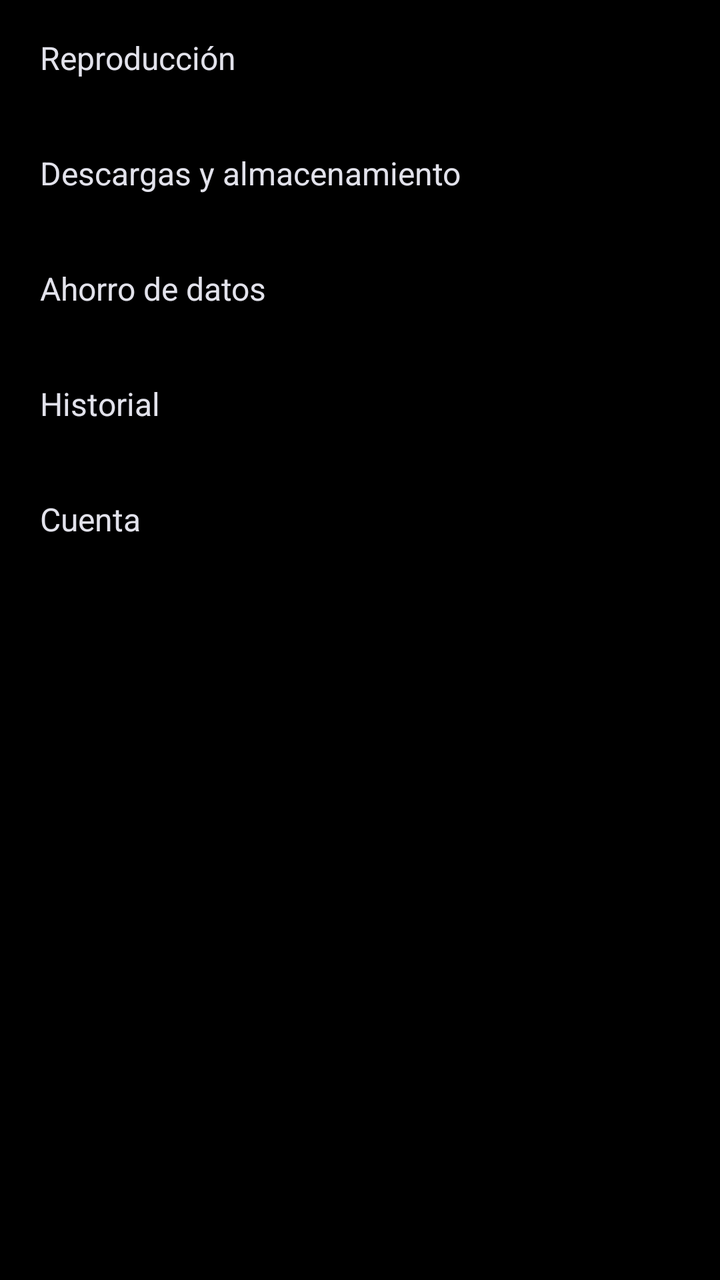
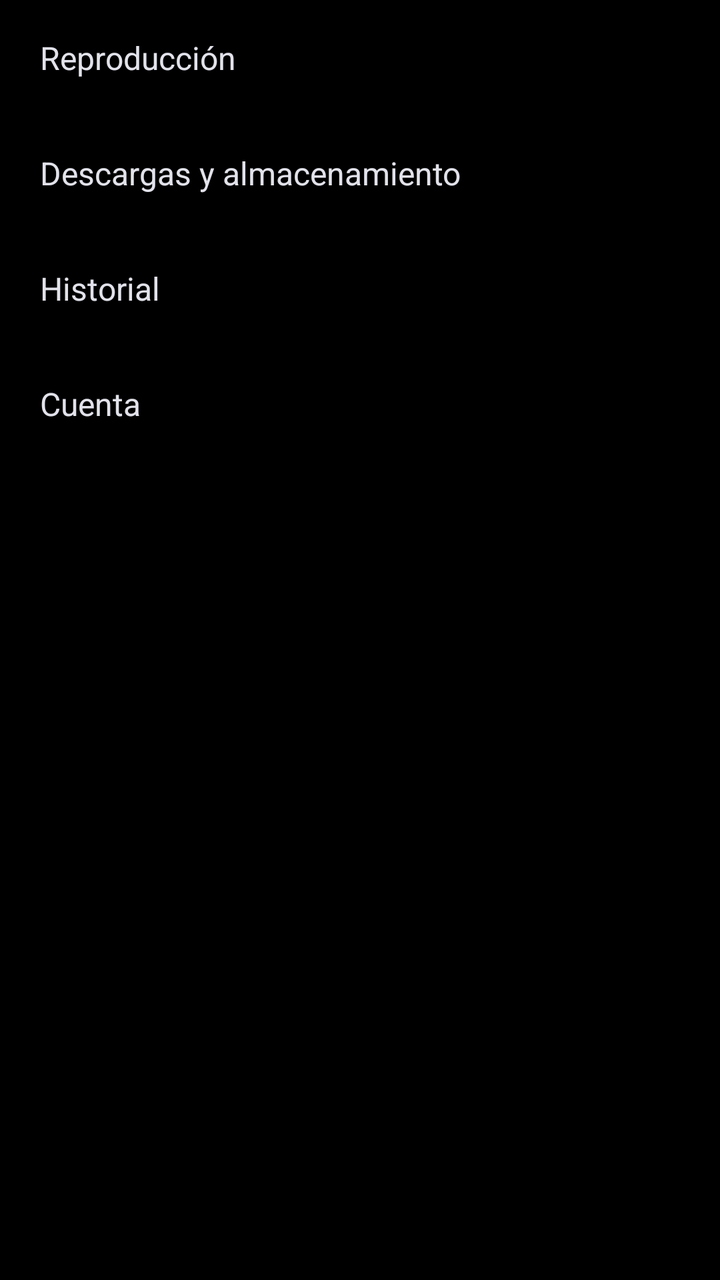

Two renders of the same Android screen: before a commit and after it. Below are the layout's source before the change and the commit's diff.
<!-- AndroidManifest.xml: application theme Theme.Sleppify -->
<!-- res/layout/settings_root.xml -->
<?xml version="1.0" encoding="utf-8"?>
<LinearLayout xmlns:android="http://schemas.android.com/apk/res/android"
    android:layout_width="match_parent"
    android:layout_height="match_parent"
    android:background="#FF000000"
    android:orientation="vertical"
    android:paddingTop="0dp">

    <TextView
        android:id="@+id/rowSettingsPlayback"
        android:layout_width="match_parent"
        android:layout_height="wrap_content"
        android:background="?attr/selectableItemBackground"
        android:clickable="true"
        android:focusable="true"
        android:paddingHorizontal="20dp"
        android:paddingVertical="18dp"
        android:text="Reproducción"
        android:textColor="@color/text_primary"
        android:textSize="16sp" />

    <TextView
        android:id="@+id/rowSettingsDownloads"
        android:layout_width="match_parent"
        android:layout_height="wrap_content"
        android:background="?attr/selectableItemBackground"
        android:clickable="true"
        android:focusable="true"
        android:paddingHorizontal="20dp"
        android:paddingVertical="18dp"
        android:text="Descargas y almacenamiento"
        android:textColor="@color/text_primary"
        android:textSize="16sp" />

    <TextView
        android:id="@+id/rowSettingsDataSaver"
        android:layout_width="match_parent"
        android:layout_height="wrap_content"
        android:background="?attr/selectableItemBackground"
        android:clickable="true"
        android:focusable="true"
        android:paddingHorizontal="20dp"
        android:paddingVertical="18dp"
        android:text="Ahorro de datos"
        android:textColor="@color/text_primary"
        android:textSize="16sp" />

    <TextView
        android:id="@+id/rowSettingsHistory"
        android:layout_width="match_parent"
        android:layout_height="wrap_content"
        android:background="?attr/selectableItemBackground"
        android:clickable="true"
        android:focusable="true"
        android:paddingHorizontal="20dp"
        android:paddingVertical="18dp"
        android:text="Historial"
        android:textColor="@color/text_primary"
        android:textSize="16sp" />

    <TextView
        android:id="@+id/rowSettingsAccount"
        android:layout_width="match_parent"
        android:layout_height="wrap_content"
        android:background="?attr/selectableItemBackground"
        android:clickable="true"
        android:focusable="true"
        android:paddingHorizontal="20dp"
        android:paddingVertical="18dp"
        android:text="Cuenta"
        android:textColor="@color/text_primary"
        android:textSize="16sp" />

</LinearLayout>
<!-- resources referenced by this layout -->
<resources>
  <color name="text_primary">#e2e2eb</color>
  <style name="Theme.Sleppify" parent="Base.Theme.Sleppify" />
  <style name="Base.Theme.Sleppify" parent="Theme.Material3.Dark.NoActionBar">
          
          <item name="colorPrimary">@color/stitch_blue</item>
          <item name="colorSecondary">@color/stitch_blue_light</item>
          <item name="android:windowBackground">@color/surface_dark</item>
          <item name="android:navigationBarColor">@color/surface_dark</item>
          <item name="android:statusBarColor">@color/surface_dark</item>
          <item name="android:textColorPrimary">@color/text_primary</item>
          <item name="android:textColorSecondary">@color/text_secondary</item>
      </style>
  <color name="stitch_blue">#AEC7FD</color>
  <color name="stitch_blue_light">#AEC7FD</color>
  <color name="surface_dark">#111319</color>
  <color name="text_secondary">#c3c6d5</color>
</resources>

<!-- the commit's change to res/layout/settings_root.xml (unified diff, before → after) -->
@@ -33,19 +33,6 @@
         android:textSize="16sp" />
 
     <TextView
-        android:id="@+id/rowSettingsDataSaver"
-        android:layout_width="match_parent"
-        android:layout_height="wrap_content"
-        android:background="?attr/selectableItemBackground"
-        android:clickable="true"
-        android:focusable="true"
-        android:paddingHorizontal="20dp"
-        android:paddingVertical="18dp"
-        android:text="Ahorro de datos"
-        android:textColor="@color/text_primary"
-        android:textSize="16sp" />
-
-    <TextView
         android:id="@+id/rowSettingsHistory"
         android:layout_width="match_parent"
         android:layout_height="wrap_content"
